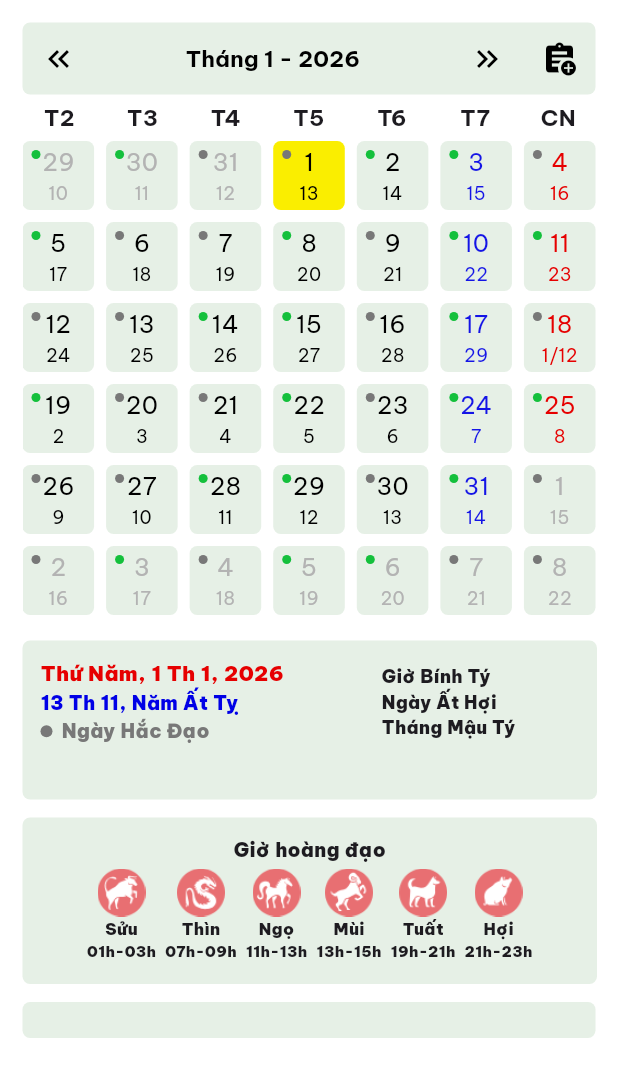
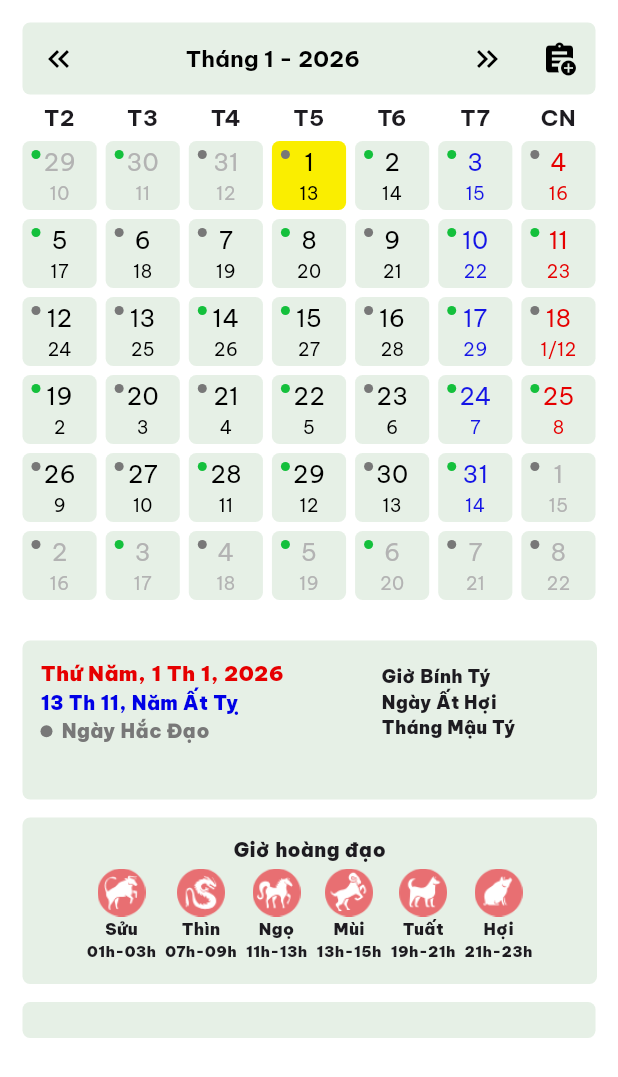
Before and after one commit to airshipkirov52/lichhomnay, a Flutter app: the screen it shows after launch, on a phone screen of 412 x 824 dp. Shown: the top 1077 px of the screen. Run offline on Flutter 3.47's test engine with Material 3 defaults, Android fonts, the phone set to English and light mode, and no system bars; our stand-ins replace flutter_local_notifications, flutter_timezone, google_fonts, shared_preferences, timezone; network calls fail; statements that could not run were skipped.

Commit message:
update source

```diff
--- a/lib/calendar.dart
+++ b/lib/calendar.dart
@@ -211,17 +211,13 @@ class _CalendarState extends State<Calendar> {
               ),
               SizedBox(
                 height: 330,
-                child: Padding(
-                  padding: EdgeInsetsGeometry.all(3),
                 child: PageView.builder(
                   controller: _controller,
                   onPageChanged: onSwipMonth,
                   itemBuilder: (context, index) => Column(
-                      spacing: 8,
                     children: [
                       ...rows.map(
                         (row) => Row(
-                            spacing: 8,
                           children: [
                             for (final item in row)
                               Expanded(
@@ -238,7 +234,6 @@ class _CalendarState extends State<Calendar> {
                         ),
                       ),
                     ],
-                    ),
                   ),
                 ),
               ),
--- a/lib/calendar_widget.dart
+++ b/lib/calendar_widget.dart
@@ -202,6 +202,7 @@ class CalendarDateCell extends StatelessWidget {
   @override
   Widget build(BuildContext context) {
     return Container(
+      margin: EdgeInsets.all(3),
       padding: EdgeInsets.all(3),
       decoration: BoxDecoration(
         color: buildCellColor(),
```
Lines whose indentation alone changed are shown as unchanged.
